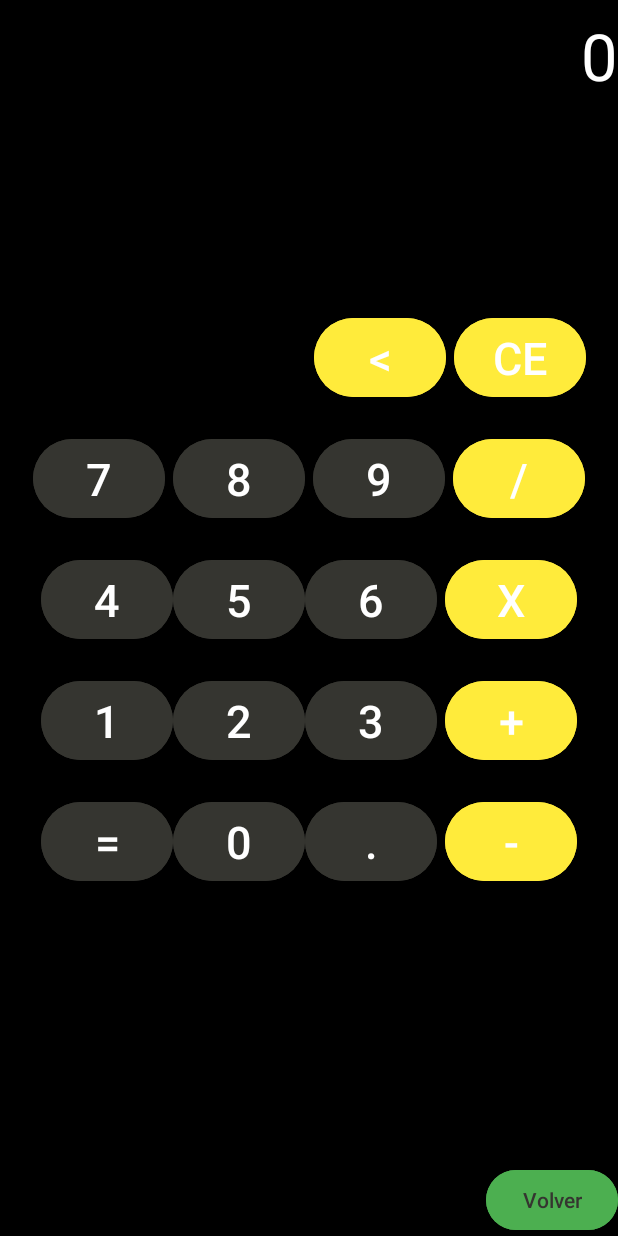
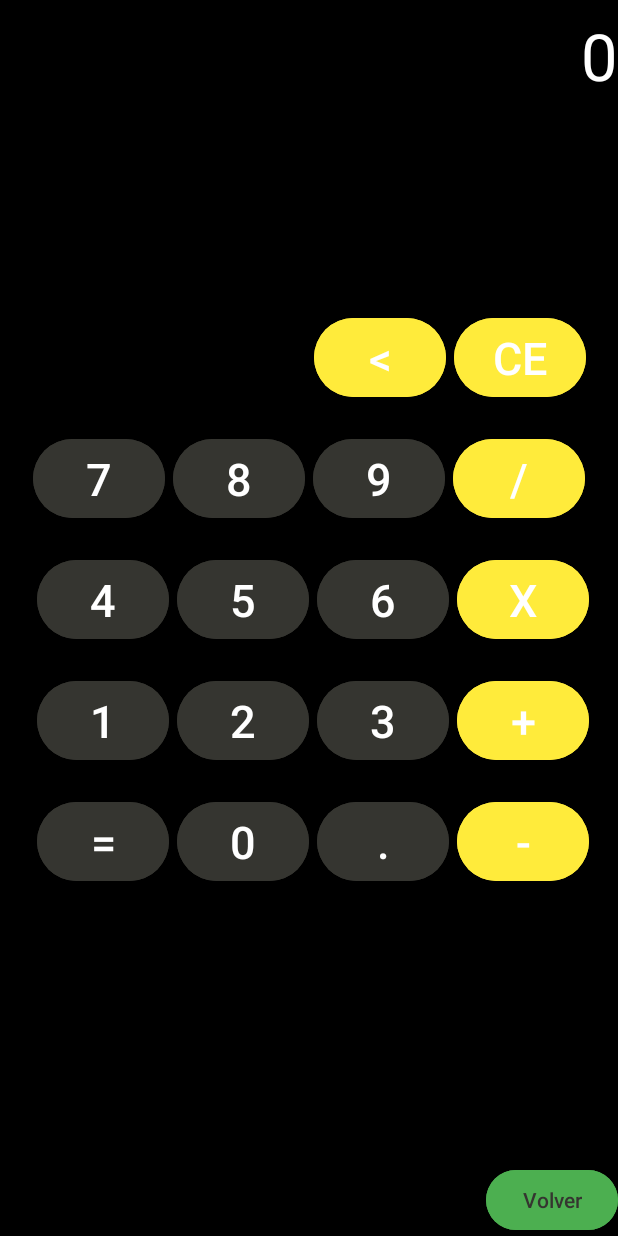
Before and after one commit to IES-Rafael-Alberti/2dam-actividad-04-ra1-ra2-los-gitanos, an Android app: the MainActivity_dani screen opened directly, with no data from a screen before it, on a phone screen of 412 x 824 dp. Run offline under Robolectric (Android 15) with nearby library versions, the phone set to English and light mode, and no system bars.

Commit message:
Dani el mejom del mundo mundial

```diff
--- a/app/src/main/res/layout/activity_main_dani.xml
+++ b/app/src/main/res/layout/activity_main_dani.xml
@@ -110,21 +110,24 @@
             android:textSize="30dp"
             android:layout_width="wrap_content"
             android:layout_height="wrap_content"
-            android:backgroundTint="@color/gOscuro"/>
+            android:backgroundTint="@color/gOscuro"
+            android:layout_marginStart="5dp"/>
         <Button
             android:id="@+id/cinco"
             android:text="@string/_5"
             android:textSize="30dp"
             android:layout_width="wrap_content"
             android:layout_height="wrap_content"
-            android:backgroundTint="@color/gOscuro"/>
+            android:backgroundTint="@color/gOscuro"
+            android:layout_marginStart="5dp"/>
         <Button
             android:id="@+id/seis"
             android:text="@string/_6"
             android:textSize="30dp"
             android:layout_width="wrap_content"
             android:layout_height="wrap_content"
-            android:backgroundTint="@color/gOscuro"/>
+            android:backgroundTint="@color/gOscuro"
+            android:layout_marginStart="5dp"/>
         <Button
             android:id="@+id/multiplicar"
             android:text="@string/_multiplicar"
@@ -151,21 +154,24 @@
             android:textSize="30dp"
             android:layout_width="wrap_content"
             android:layout_height="wrap_content"
-            android:backgroundTint="@color/gOscuro"/>
+            android:backgroundTint="@color/gOscuro"
+            android:layout_marginStart="5dp"/>
         <Button
             android:id="@+id/dos"
             android:text="@string/_2"
             android:textSize="30dp"
             android:layout_width="wrap_content"
             android:layout_height="wrap_content"
-            android:backgroundTint="@color/gOscuro"/>
+            android:backgroundTint="@color/gOscuro"
+            android:layout_marginStart="5dp"/>
         <Button
             android:id="@+id/tres"
             android:text="@string/_3"
             android:textSize="30dp"
             android:layout_width="wrap_content"
             android:layout_height="wrap_content"
-            android:backgroundTint="@color/gOscuro"/>
+            android:backgroundTint="@color/gOscuro"
+            android:layout_marginStart="5dp"/>
         <Button
             android:id="@+id/suma"
             android:text="@string/_mas"
@@ -192,21 +198,24 @@
             android:textSize="30dp"
             android:layout_width="wrap_content"
             android:layout_height="wrap_content"
-            android:backgroundTint="@color/gOscuro"/>
+            android:backgroundTint="@color/gOscuro"
+            android:layout_marginStart="5dp"/>
         <Button
             android:id="@+id/cero"
             android:text="@string/_0"
             android:textSize="30dp"
             android:layout_width="wrap_content"
             android:layout_height="wrap_content"
-            android:backgroundTint="@color/gOscuro"/>
+            android:backgroundTint="@color/gOscuro"
+            android:layout_marginStart="5dp"/>
         <Button
             android:id="@+id/punto"
             android:text="@string/_punto"
             android:textSize="30dp"
             android:layout_width="wrap_content"
             android:layout_height="wrap_content"
-            android:backgroundTint="@color/gOscuro"/>
+            android:backgroundTint="@color/gOscuro"
+            android:layout_marginStart="5dp"/>
         <Button
             android:id="@+id/resta"
             android:text="@string/_menos"
```
Also changed, not shown: app/src/main/java/com/example/trabajogrupo/IMC/IMCActivity.kt (+5 -5 lines), app/src/main/java/com/example/trabajogrupo/IMC/activity_imc_resultado.kt (+2 -5 lines), app/src/main/res/layout/activity_imc.xml (+16 -13 lines), app/src/main/res/layout/activity_imc_resultado.xml (+3 -4 lines), app/src/main/res/layout/activity_main.xml (+7 -8 lines).
